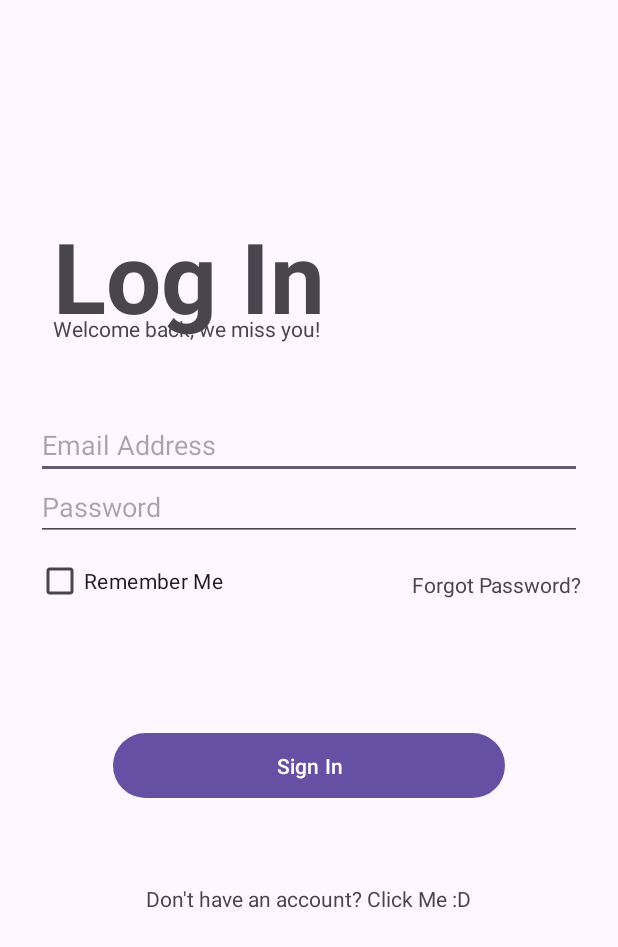
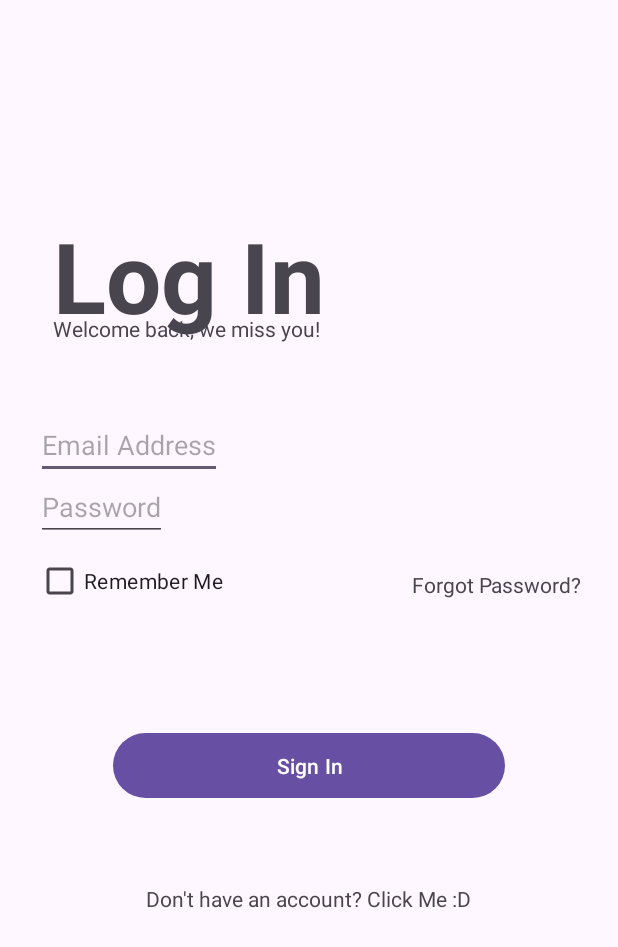
Before and after one commit to aethrna/VoltaFare, an Android app built with Jetpack Compose: the LoginActivity screen opened directly, with no data from a screen before it, on a phone screen of 412 x 824 dp. Shown: the top 947 px of the screen. Run offline under Robolectric (Android 15) with nearby library versions, the phone set to English and light mode, and no system bars.

Commit message:
Beta 1.1
Added:
- Splash screen with app icon
- App icon updated (Rounded + Square)
- Start screen (Login or Sign Up)

Reworked:
- Reworked Login page
- Reworked Register page
- Reworked Local Database Logic

```diff
--- a/app/src/main/java/com/example/energysaving/LoginActivity.kt
+++ b/app/src/main/java/com/example/energysaving/LoginActivity.kt
@@ -1,9 +1,6 @@
 package com.example.energysaving
-
-import android.annotation.SuppressLint
 import android.content.Intent
 import android.os.Bundle
-import android.os.Handler
 import android.widget.*
 import androidx.appcompat.app.AppCompatActivity
 
--- a/app/src/main/res/layout/activity_register.xml
+++ b/app/src/main/res/layout/activity_register.xml
@@ -14,7 +14,9 @@
         android:id="@+id/registerUsername"
         android:layout_width="match_parent"
         android:layout_height="wrap_content"
+        android:autofillHints=""
         android:hint="Email"
+        android:inputType="textEmailAddress"
         app:layout_constraintBottom_toBottomOf="parent"
         app:layout_constraintEnd_toEndOf="parent"
         app:layout_constraintHorizontal_bias="0.0"
@@ -26,6 +28,7 @@
         android:id="@+id/registerPassword"
         android:layout_width="match_parent"
         android:layout_height="wrap_content"
+        android:autofillHints=""
         android:hint="Password"
         android:inputType="textPassword"
         app:layout_constraintBottom_toBottomOf="parent"
@@ -39,6 +42,7 @@
         android:id="@+id/registerConfirmPassword"
         android:layout_width="match_parent"
         android:layout_height="wrap_content"
+        android:autofillHints=""
         android:hint="Confirm Password"
         android:inputType="textPassword"
         app:layout_constraintBottom_toBottomOf="parent"
@@ -79,7 +83,7 @@
         android:layout_height="wrap_content"
         android:layout_marginTop="140dp"
         android:text="Sign Up"
-        android:textSize="65dp"
+        android:textSize="65sp"
         android:textStyle="bold"
         app:layout_constraintBottom_toBottomOf="parent"
         app:layout_constraintEnd_toEndOf="parent"
--- a/app/src/main/res/layout/login_activity.xml
+++ b/app/src/main/res/layout/login_activity.xml
@@ -11,7 +11,7 @@
         android:layout_width="wrap_content"
         android:layout_height="wrap_content"
         android:layout_marginTop="140dp"
-        android:text="Log In"
+        android:text="@string/log_in"
         android:textSize="65sp"
         android:textStyle="bold"
         app:layout_constraintBottom_toBottomOf="parent"
@@ -25,7 +25,7 @@
         android:id="@+id/tvWelcome"
         android:layout_width="wrap_content"
         android:layout_height="wrap_content"
-        android:text="Welcome back, we miss you!"
+        android:text="@string/welcome_back_we_miss_you"
         app:layout_constraintBottom_toBottomOf="parent"
         app:layout_constraintEnd_toEndOf="parent"
         app:layout_constraintHorizontal_bias="0.151"
@@ -35,11 +35,12 @@
 
     <EditText
         android:id="@+id/etEmail"
-        android:layout_width="0dp"
+        android:layout_width="wrap_content"
         android:layout_height="wrap_content"
         android:layout_marginStart="24dp"
         android:layout_marginEnd="24dp"
-        android:hint="Email Address"
+        android:autofillHints=""
+        android:hint="@string/email_address"
         android:inputType="textEmailAddress"
         app:layout_constraintBottom_toBottomOf="parent"
         app:layout_constraintEnd_toEndOf="parent"
@@ -50,11 +51,12 @@
 
     <EditText
         android:id="@+id/etPassword"
-        android:layout_width="0dp"
+        android:layout_width="wrap_content"
         android:layout_height="wrap_content"
         android:layout_marginStart="24dp"
         android:layout_marginEnd="24dp"
-        android:hint="Password"
+        android:autofillHints=""
+        android:hint="@string/password"
         android:inputType="textPassword"
         app:layout_constraintBottom_toBottomOf="parent"
         app:layout_constraintEnd_toEndOf="parent"
@@ -67,7 +69,7 @@
         android:id="@+id/btnSignIn"
         android:layout_width="261dp"
         android:layout_height="51dp"
-        android:text="Sign In"
+        android:text="@string/sign_in"
         app:layout_constraintBottom_toBottomOf="parent"
         app:layout_constraintEnd_toEndOf="parent"
         app:layout_constraintStart_toStartOf="parent"
@@ -91,7 +93,7 @@
         android:layout_width="wrap_content"
         android:layout_height="wrap_content"
         android:gravity="center"
-        android:text="Don't have an account? Click Me :D"
+        android:text="@string/don_t_have_an_account_click_me_d"
         app:layout_constraintBottom_toBottomOf="parent"
         app:layout_constraintEnd_toEndOf="parent"
         app:layout_constraintHorizontal_bias="0.497"
@@ -103,7 +105,7 @@
         android:id="@+id/forgotPassword"
         android:layout_width="wrap_content"
         android:layout_height="wrap_content"
-        android:text="Forgot Password?"
+        android:text="@string/forgot_password"
         app:layout_constraintBottom_toBottomOf="parent"
         app:layout_constraintEnd_toEndOf="parent"
         app:layout_constraintHorizontal_bias="0.919"
@@ -115,7 +117,7 @@
         android:id="@+id/checkRemember"
         android:layout_width="wrap_content"
         android:layout_height="wrap_content"
-        android:text="Remember Me"
+        android:text="@string/remember_me"
         app:layout_constraintBottom_toBottomOf="parent"
         app:layout_constraintEnd_toEndOf="parent"
         app:layout_constraintHorizontal_bias="0.084"
--- a/app/src/main/res/layout/start_activity.xml
+++ b/app/src/main/res/layout/start_activity.xml
@@ -1,6 +1,5 @@
 <?xml version="1.0" encoding="utf-8"?>
 <androidx.constraintlayout.widget.ConstraintLayout xmlns:android="http://schemas.android.com/apk/res/android"
-    xmlns:tools="http://schemas.android.com/tools"
     android:layout_width="match_parent"
     android:layout_height="match_parent"
     xmlns:app="http://schemas.android.com/apk/res-auto"
--- a/app/src/main/res/values/strings.xml
+++ b/app/src/main/res/values/strings.xml
@@ -7,4 +7,11 @@
     <string name="don_t_have_an_account_register_here">Don\'t have an account? Register here</string>
     <string name="password">Password</string>
     <string name="login">Login</string>
+    <string name="log_in">Log In</string>
+    <string name="welcome_back_we_miss_you">Welcome back, we miss you!</string>
+    <string name="email_address">Email Address</string>
+    <string name="sign_in">Sign In</string>
+    <string name="don_t_have_an_account_click_me_d">Don\'t have an account? Click Me :D</string>
+    <string name="forgot_password">Forgot Password?</string>
+    <string name="remember_me">Remember Me</string>
 </resources>
--- a/gradle/libs.versions.toml
+++ b/gradle/libs.versions.toml
@@ -1,7 +1,7 @@
 [versions]
 agp = "8.9.2"
 kotlin = "2.0.21"
-coreKtx = "1.15.0"
+coreKtx = "1.16.0"
 junit = "4.13.2"
 junitVersion = "1.2.1"
 espressoCore = "3.6.1"
@@ -11,7 +11,7 @@ activity = "1.10.1"
 constraintlayout = "2.2.1"
 lifecycleRuntimeKtx = "2.8.7"
 activityCompose = "1.10.1"
-composeBom = "2024.09.00"
+composeBom = "2025.04.01"
 
 [libraries]
 androidx-core-ktx = { group = "androidx.core", name = "core-ktx", version.ref = "coreKtx" }
```
